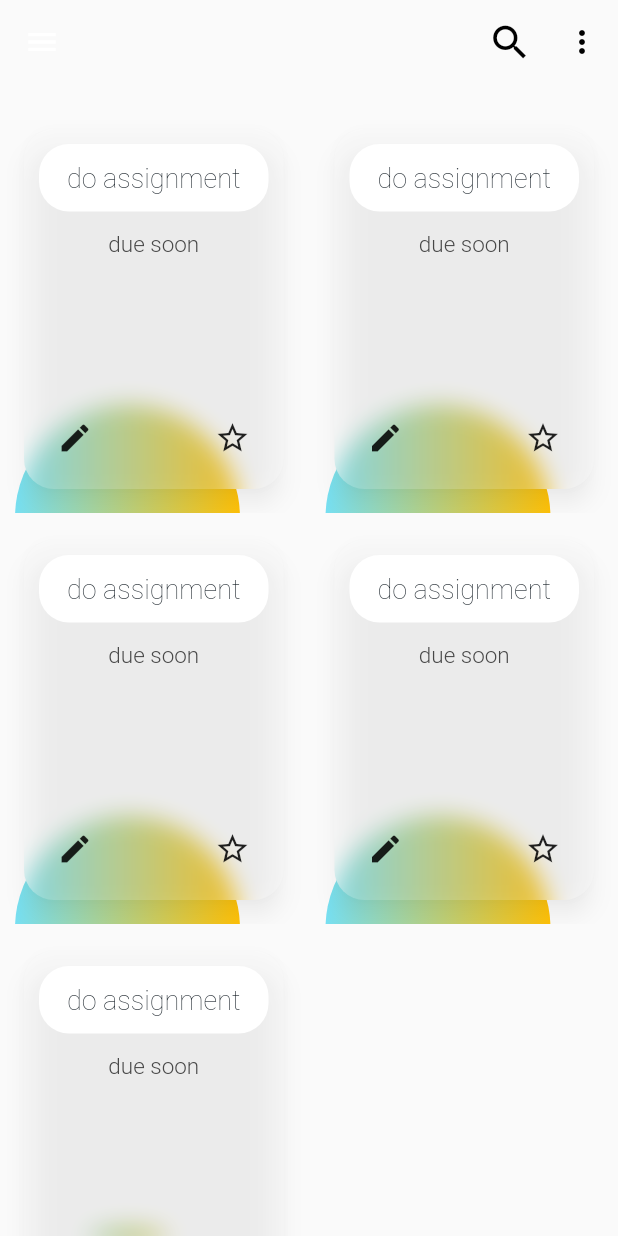
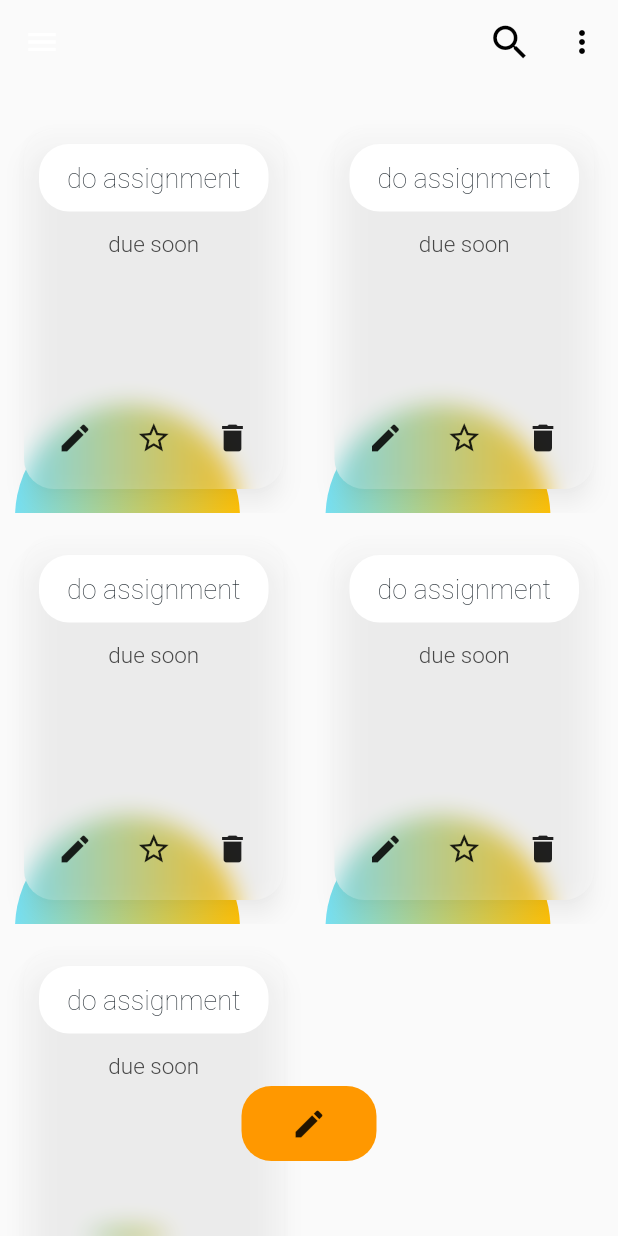
Before and after one commit to Elmurodjon01/todoApp, a Flutter app: the screen it shows after launch, on a phone screen of 412 x 824 dp. Run offline on Flutter 3.47's test engine with Material 2 defaults, Android fonts, the phone set to English and light mode, and no system bars; drawn by our look-alikes of blurrycontainer.

Commit message:
add screen

```diff
--- a/lib/UI/mainScreen.dart
+++ b/lib/UI/mainScreen.dart
@@ -1,6 +1,7 @@
 import 'package:flutter/material.dart';
 import 'package:flutter_staggered_grid_view/flutter_staggered_grid_view.dart';
 import 'package:todoapp/widgets/itemContainer.dart';
+import '../widgets/addButton.dart';
 import '../widgets/appBar.dart';
 import '../widgets/drawer.dart';
 
@@ -19,6 +20,7 @@ class MainScreen extends StatelessWidget {
       appBar: CustomAppBar(),
       drawer: CustomerDrawer(),
       body: Stack(
+        alignment: Alignment.bottomCenter,
         children: [
           MasonryGridView.count(
             crossAxisCount: 2,
@@ -30,12 +32,9 @@ class MainScreen extends StatelessWidget {
                 label: 'do assignment',
                 mainText: 'due soon',
               );
-              // return Tile(
-              //   index: index,
-              //   extent: (index % 5 + 1) * 100,
-              // );
             },
           ),
+          AddButton(context),
         ],
       ),
     );
--- a/lib/main.dart
+++ b/lib/main.dart
@@ -1,8 +1,13 @@
 import 'package:flutter/material.dart';
+import 'package:provider/provider.dart';
+import 'package:todoapp/UI/addScreen.dart';
 import 'package:todoapp/UI/mainScreen.dart';
+import 'package:todoapp/provider/noteProvider.dart';
 
 void main() {
-  runApp(const MyApp());
+  runApp(MultiProvider(providers: [
+    ChangeNotifierProvider(create: (context) => NoteProvider()),
+  ], child: const MyApp()));
 }
 
 class MyApp extends StatelessWidget {
@@ -15,7 +20,11 @@ class MyApp extends StatelessWidget {
       theme: ThemeData(
         primarySwatch: Colors.blue,
       ),
-      home: MainScreen(),
+      initialRoute: '/',
+      routes: {
+        '/': (context) => MainScreen(),
+        '/addScreen': (context) => AddScreen(),
+      },
     );
   }
 }
--- a/lib/provider/noteProvider.dart
+++ b/lib/provider/noteProvider.dart
@@ -0,0 +1,3 @@
+import 'package:flutter/material.dart';
+
+class NoteProvider extends ChangeNotifier {}
--- /dev/null
+++ b/lib/widgets/addButton.dart
@@ -0,0 +1,19 @@
+import 'package:flutter/material.dart';
+
+Container AddButton(BuildContext context) {
+  return Container(
+    margin: const EdgeInsets.only(bottom: 50),
+    height: 50,
+    width: 90,
+    decoration: BoxDecoration(
+      color: Colors.orange,
+      borderRadius: BorderRadius.circular(20),
+    ),
+    child: IconButton(
+      onPressed: () {
+        Navigator.pushNamed(context, '/addScreen');
+      },
+      icon: const Icon(Icons.edit),
+    ),
+  );
+}
--- a/lib/widgets/itemContainer.dart
+++ b/lib/widgets/itemContainer.dart
@@ -81,9 +81,30 @@ class ItemContainer extends StatelessWidget {
                 Row(
                   mainAxisAlignment: MainAxisAlignment.spaceBetween,
                   children: [
-                    IconButton(onPressed: () {}, icon: const Icon(Icons.edit)),
                     IconButton(
-                        onPressed: () {}, icon: const Icon(Icons.star_outline))
+                      onPressed: () {},
+                      icon: const Icon(Icons.edit),
+                    ),
+                    IconButton(
+                      onPressed: () {
+                        ScaffoldMessenger.of(context).showSnackBar(
+                          const SnackBar(
+                            content: Text('Added to importants list'),
+                          ),
+                        );
+                      },
+                      icon: const Icon(Icons.star_outline),
+                    ),
+                    IconButton(
+                      onPressed: () {
+                        ScaffoldMessenger.of(context).showSnackBar(
+                          const SnackBar(
+                            content: Text('Note deleted'),
+                          ),
+                        );
+                      },
+                      icon: const Icon(Icons.delete),
+                    ),
                   ],
                 ),
               ],
```
Also changed, not shown: lib/UI/addScreen.dart (added, +91 -0 lines), lib/model/note_model.dart (added, +8 -0 lines).
